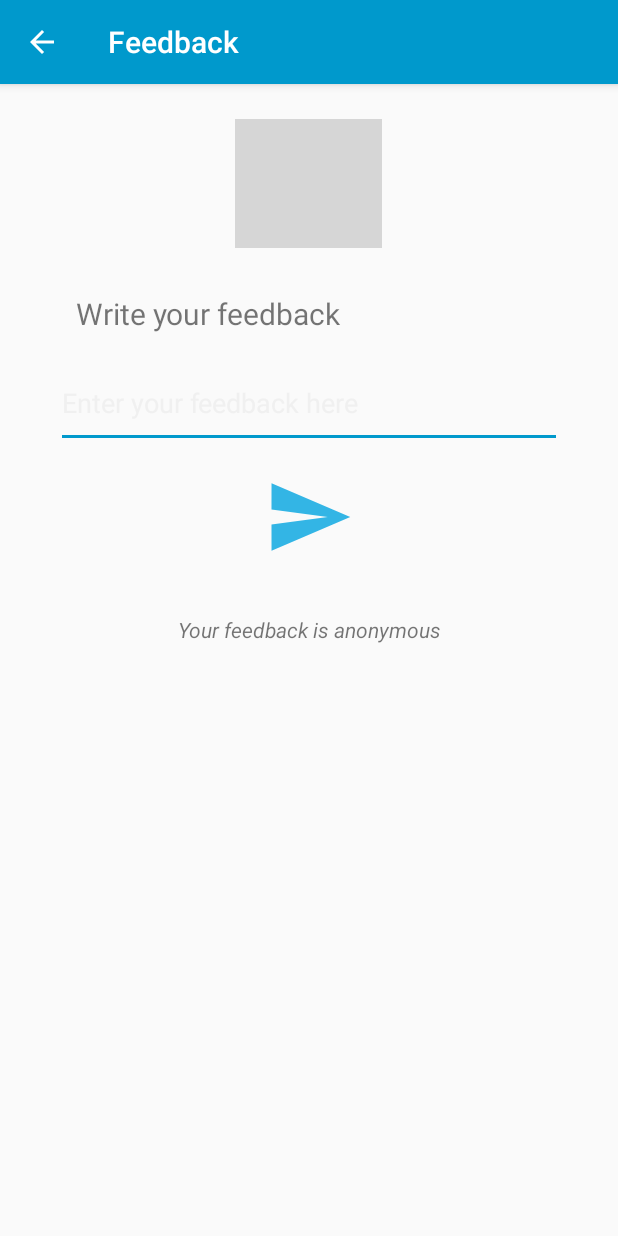
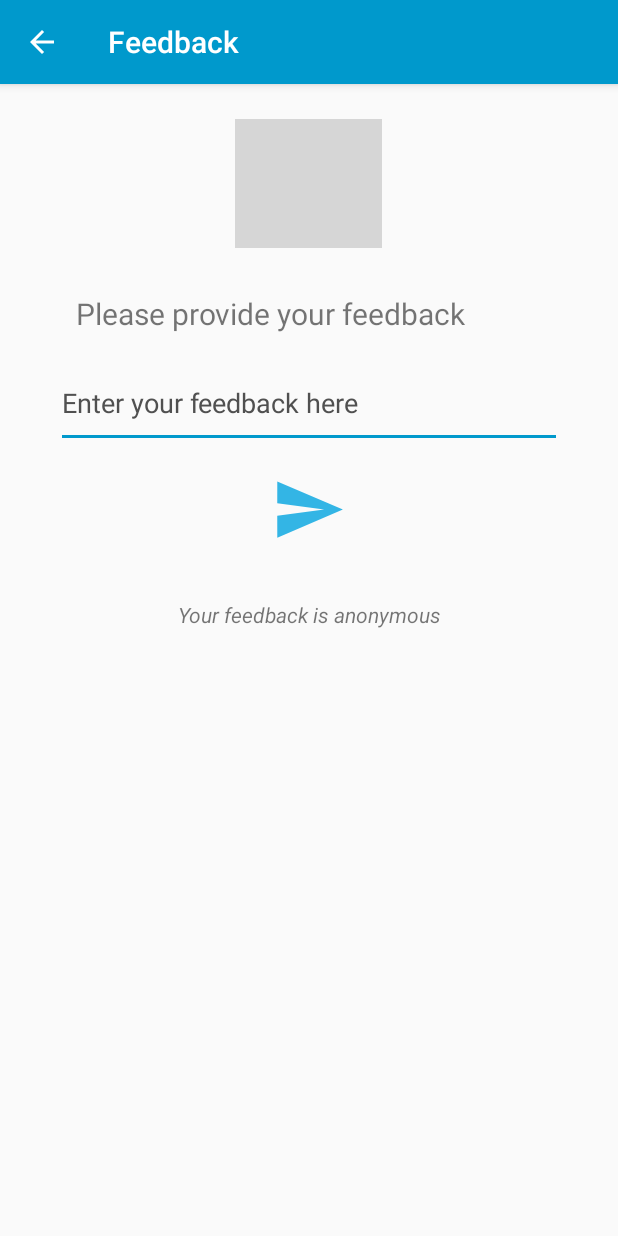
Before and after one commit to cstians/ecounselling, an Android app: the Feedback screen opened directly, with no data from a screen before it, on a phone screen of 412 x 824 dp. Run offline under Robolectric (Android 15) with nearby library versions, the phone set to English and light mode, and no system bars; grey boxes are pictures that could not be loaded.

Commit message:
change in feedback

```diff
--- a/app/src/main/res/layout/activity_feedback.xml
+++ b/app/src/main/res/layout/activity_feedback.xml
@@ -59,8 +59,8 @@
 
             <ImageView
                 android:id="@+id/imageView2"
-                android:layout_width="60dp"
-                android:layout_height="60dp"
+                android:layout_width="50dp"
+                android:layout_height="50dp"
                 app:srcCompat="@drawable/ic_menu_send"/>
 
             <ProgressBar
--- a/app/src/main/res/values/colors.xml
+++ b/app/src/main/res/values/colors.xml
@@ -1,6 +1,6 @@
 <?xml version="1.0" encoding="utf-8"?>
 <resources>
-    <color name="hintColor">#f0f0f0</color>
+    <color name="hintColor">#505050</color>
     <color name="colorPrimary">@android:color/holo_blue_dark</color>
     <color name="colorPrimaryDark">@android:color/holo_blue_dark</color>
     <color name="colorAccent">@android:color/holo_blue_dark</color>
--- a/app/src/main/res/values/strings.xml
+++ b/app/src/main/res/values/strings.xml
@@ -63,7 +63,7 @@
     <string name="dev_email_4">sonamdema@gmail.com</string>
 
     <!--Feedback-->
-    <string name="feedbackInfo">Write your feedback</string>
+    <string name="feedbackInfo">Please provide your feedback</string>
     <string name="enter_feedback">Enter your feedback here</string>
     <string name="feedbackAno">Your feedback is anonymous</string>
 
```
